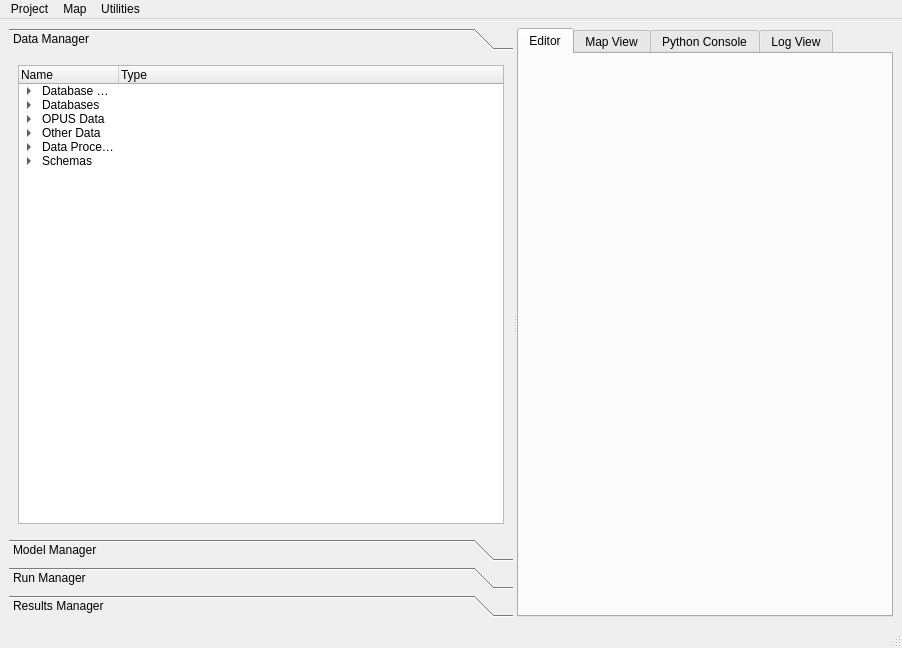
First picture: the form in opus_gui/Main/opusMain.ui, repository psrc/urbansim, before the edit.
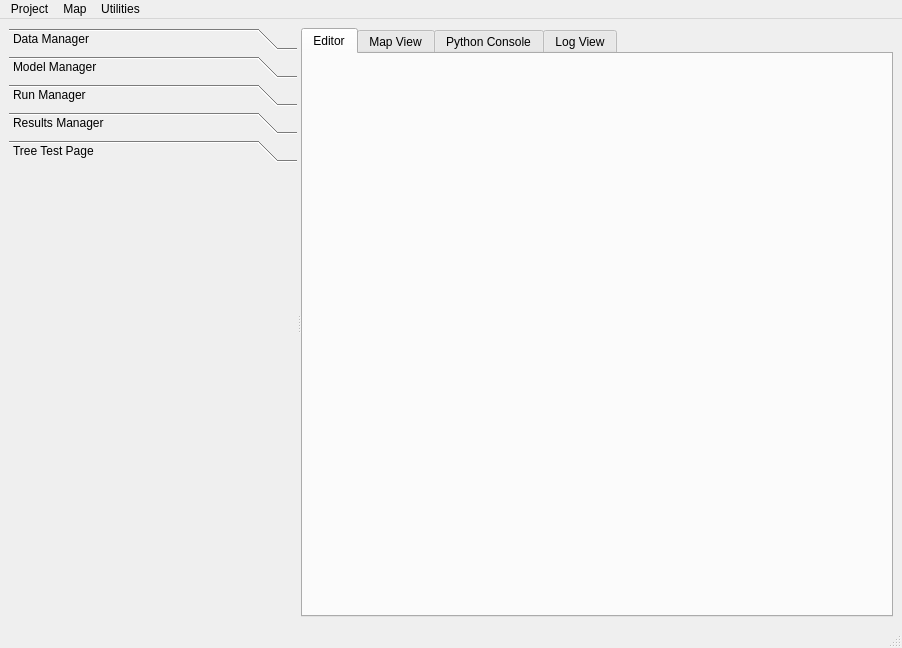
Second picture: the form after the edit. The open tabs and pages were chosen to show the change. Icons and pictures are not drawn.

What changed in the file:
```diff
--- a/opus_gui/Main/opusMain.ui
+++ b/opus_gui/Main/opusMain.ui
@@ -53,7 +53,7 @@
           <x>0</x>
           <y>0</y>
           <width>434</width>
-          <height>475</height>
+          <height>447</height>
          </rect>
         </property>
         <attribute name="label" >
@@ -1503,6 +1503,30 @@
          </item>
         </layout>
        </widget>
+       <widget class="QWidget" name="treeTestPage" >
+        <property name="geometry" >
+         <rect>
+          <x>0</x>
+          <y>0</y>
+          <width>96</width>
+          <height>26</height>
+         </rect>
+        </property>
+        <attribute name="label" >
+         <string>Tree Test Page</string>
+        </attribute>
+        <layout class="QGridLayout" >
+         <property name="margin" >
+          <number>9</number>
+         </property>
+         <property name="spacing" >
+          <number>6</number>
+         </property>
+         <item row="0" column="0" >
+          <widget class="QWidget" native="1" name="treeTestPageWidget" />
+         </item>
+        </layout>
+       </widget>
       </widget>
       <widget class="QTabWidget" name="tabWidget" >
        <property name="currentIndex" >
```
